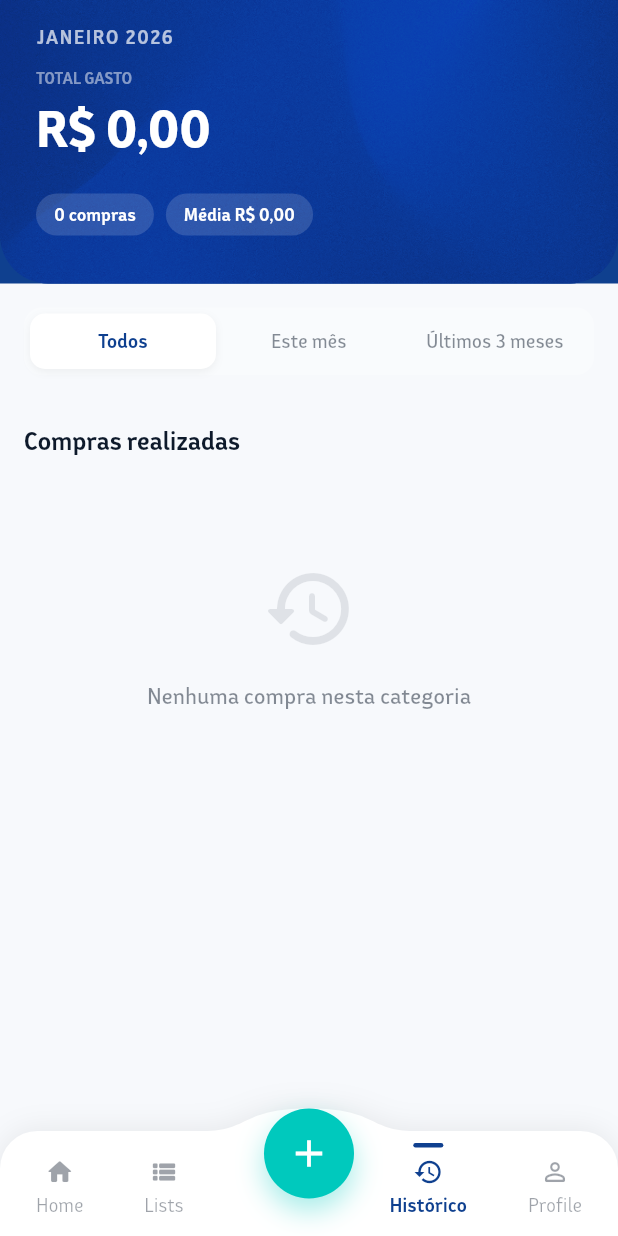
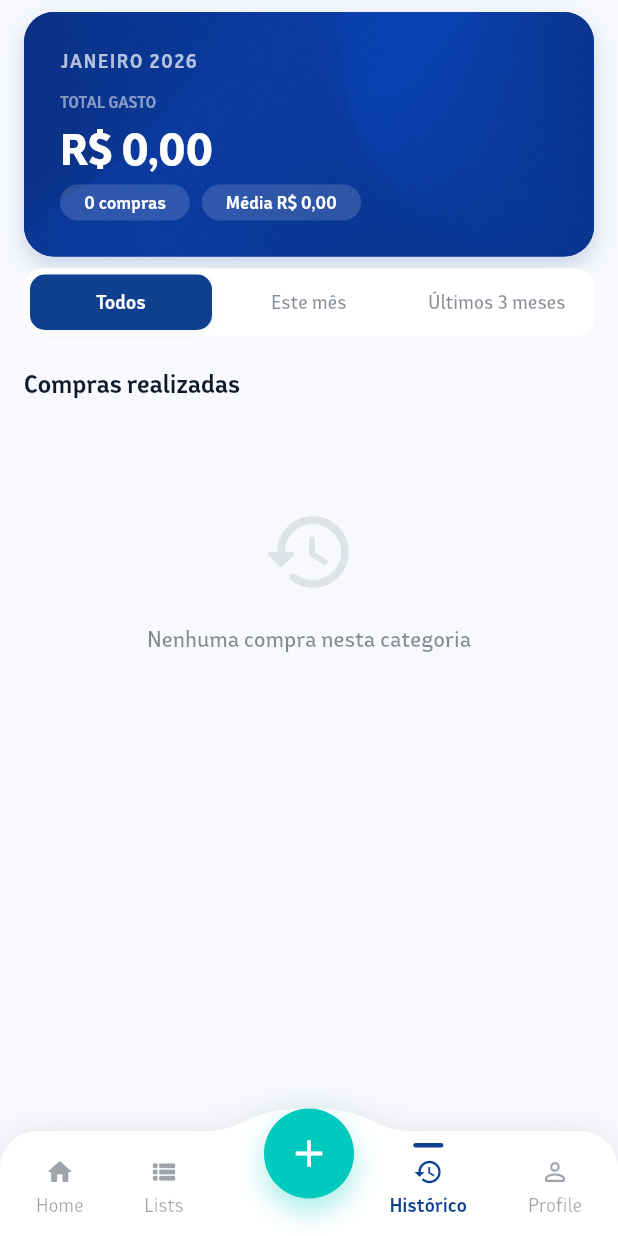
Before and after one commit to VViniLLima/checklist-app-flutter, a Flutter app: the screen it shows after launch, item 4 of the bottom bar chosen, on a phone screen of 412 x 824 dp. Run offline on Flutter 3.47's test engine with Material 3 defaults, Android fonts, the phone set to English and light mode, and no system bars; our stand-ins replace shared_preferences.

Commit message:
Update: Adjust some paddings and margins on the top card.

```diff
--- a/lib/features/shopping_list/screens/history_screen.dart
+++ b/lib/features/shopping_list/screens/history_screen.dart
@@ -85,17 +85,14 @@ class _HistoryScreenState extends State<HistoryScreen> {
           body: Column(
             crossAxisAlignment: CrossAxisAlignment.start,
             children: [
-              // Pinned Summary Card with Safe Area
-              Container(
-                color: theme.colorScheme.primary,
-                child: SafeArea(
+              // Summary Card with Safe Area
+              SafeArea(
                 bottom: false,
                 child: _buildSummaryCard(
                   context,
                   totalSpent,
                   filteredLists.length,
                   avgSpent,
-                  ),
                 ),
               ),
 
@@ -163,18 +160,22 @@ class _HistoryScreenState extends State<HistoryScreen> {
     ).format(average);
 
     return Container(
-      width: double.infinity,
-      padding: const EdgeInsets.fromLTRB(24, 16, 24, 32),
+      margin: const EdgeInsets.fromLTRB(16, 8, 16, 4),
+      padding: const EdgeInsets.all(24),
       decoration: BoxDecoration(
         color: colorScheme.primary,
         image: const DecorationImage(
           image: AssetImage('assets/Images/Asset 1.png'),
           fit: BoxFit.cover,
         ),
-        borderRadius: const BorderRadius.only(
-          bottomLeft: Radius.circular(32),
-          bottomRight: Radius.circular(32),
+        borderRadius: BorderRadius.circular(20),
+        boxShadow: [
+          BoxShadow(
+            color: colorScheme.primary.withOpacity(0.2),
+            blurRadius: 12,
+            offset: const Offset(0, 6),
           ),
+        ],
       ),
       child: Column(
         crossAxisAlignment: CrossAxisAlignment.start,
@@ -202,11 +203,11 @@ class _HistoryScreenState extends State<HistoryScreen> {
             formattedTotal,
             style: const TextStyle(
               color: Colors.white,
-              fontSize: 32,
+              fontSize: 28,
               fontWeight: FontWeight.w800,
             ),
           ),
-          const SizedBox(height: 20),
+          const SizedBox(height: 4),
           Row(
             children: [
               _buildChip('$count compras'),
@@ -221,7 +222,7 @@ class _HistoryScreenState extends State<HistoryScreen> {
 
   Widget _buildChip(String label) {
     return Container(
-      padding: const EdgeInsets.symmetric(horizontal: 12, vertical: 6),
+      padding: const EdgeInsets.symmetric(horizontal: 16, vertical: 4),
       decoration: BoxDecoration(
         color: Colors.white.withOpacity(0.15),
         borderRadius: BorderRadius.circular(20),
@@ -239,17 +240,19 @@ class _HistoryScreenState extends State<HistoryScreen> {
 
   Widget _buildFilterRow(BuildContext context) {
     return Padding(
-      padding: const EdgeInsets.symmetric(horizontal: 16, vertical: 16),
+      padding: const EdgeInsets.symmetric(horizontal: 16, vertical: 4),
       child: Container(
         padding: const EdgeInsets.all(4),
         decoration: BoxDecoration(
-          color: Theme.of(context).colorScheme.surfaceVariant.withOpacity(0.3),
+          color: Theme.of(context).colorScheme.surfaceVariant,
           borderRadius: BorderRadius.circular(12),
         ),
         child: Row(
           children: [
             _buildFilterButton('Todos', HistoryFilter.all),
+            const SizedBox(width: 4),
             _buildFilterButton('Este mês', HistoryFilter.thisMonth),
+            const SizedBox(width: 4),
             _buildFilterButton('Últimos 3 meses', HistoryFilter.last3Months),
           ],
         ),
@@ -268,7 +271,7 @@ class _HistoryScreenState extends State<HistoryScreen> {
           duration: const Duration(milliseconds: 200),
           padding: const EdgeInsets.symmetric(vertical: 10),
           decoration: BoxDecoration(
-            color: isSelected ? theme.colorScheme.surface : Colors.transparent,
+            color: isSelected ? theme.colorScheme.primary : Colors.transparent,
             borderRadius: BorderRadius.circular(10),
             boxShadow: [
               if (isSelected)
@@ -286,7 +289,7 @@ class _HistoryScreenState extends State<HistoryScreen> {
               fontSize: 12,
               fontWeight: isSelected ? FontWeight.bold : FontWeight.w500,
               color: isSelected
-                  ? theme.colorScheme.primary
+                  ? theme.colorScheme.onPrimary
                   : theme.colorScheme.onSurface.withOpacity(0.5),
             ),
           ),
```
Lines whose indentation alone changed are shown as unchanged.
